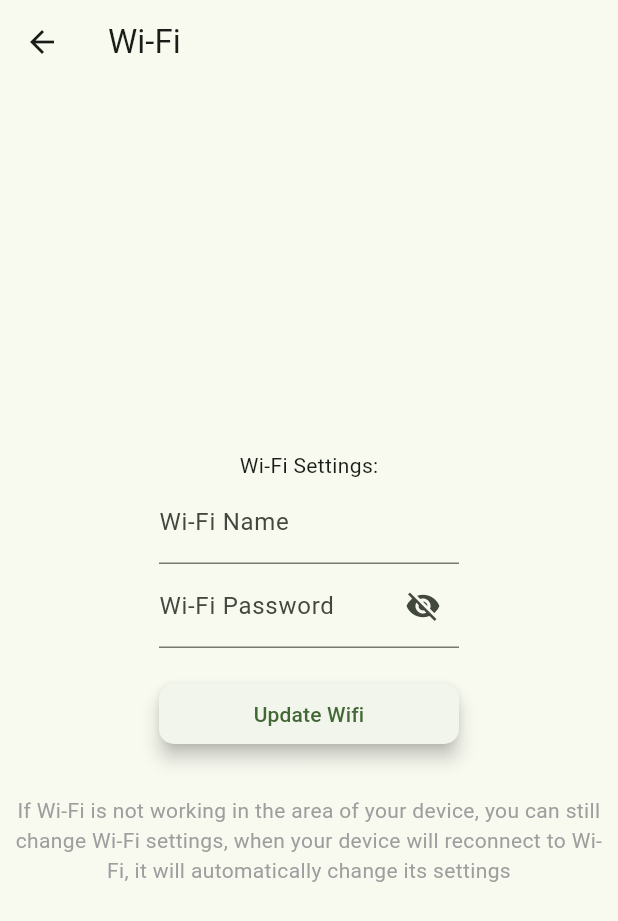
After one commit to gilrom/smart-garden, a Flutter app: the WifiScreen screen opened directly, on a phone screen of 412 x 824 dp. The commit adds this screen. Shown: the top 921 px of the screen. Run offline on Flutter 3.47's test engine with Material 3 defaults, Android fonts, the phone set to English and light mode, and no system bars; our stand-ins replace firebase_core, firebase_database, syncfusion_flutter_charts; accounts and stored records are empty.

Commit message:
apps integration, better design and fixed some bug

```diff
--- a/smart_garden_app/lib/my_home_screen.dart
+++ b/smart_garden_app/lib/my_home_screen.dart
@@ -3,7 +3,9 @@ import 'package:firebase_database/firebase_database.dart';
 import 'main.dart';
 import 'reading.dart';
 import 'package:intl/intl.dart';
+import 'settings_screen.dart';
 
+ReadingData? lastReading;
 
 class MyHomeScreen extends StatefulWidget {
   const MyHomeScreen({super.key});
@@ -12,7 +14,6 @@ class MyHomeScreen extends StatefulWidget {
 }
 
 class _MyHomeScreenState extends State<MyHomeScreen> {
-  ReadingData? lastReading;
 
 
   @override
@@ -23,7 +24,7 @@ class _MyHomeScreenState extends State<MyHomeScreen> {
     }
     DateTime now = DateTime.now();
     var statusCard;
-    if(now.difference(lastReading!.timestamp!).inSeconds <  60){
+    if(now.difference(lastReading!.timestamp!).inSeconds <  sendInfoToDatabaseValue + 20){
       statusCard = Card(
           child: ListTile(
             leading: Icon(Icons.power_settings_new),
@@ -89,6 +90,7 @@ class _MyHomeScreenState extends State<MyHomeScreen> {
   void _listenToFirebase() {
     databaseReference.child(readingsPath).onChildAdded.listen((DatabaseEvent event){
       setState(() {
+        print("got new reading!");
         lastReading = ReadingData.fromJson(event.snapshot);
         });
       });
--- /dev/null
+++ b/smart_garden_app/lib/wifi_screen.dart
@@ -0,0 +1,163 @@
+import 'package:flutter/material.dart';
+import 'package:firebase_database/firebase_database.dart';
+import 'main.dart';
+
+double displayTimeoutValue = 50;
+double sendInfoToDatabaseValue = 60;
+String wifiName = '';
+String wifiPassword = '';
+bool showPassword = false;
+
+class WifiScreen extends StatefulWidget {
+  const WifiScreen({Key? key}) : super(key: key);
+
+  @override
+  _WifiScreenState createState() => _WifiScreenState();
+}
+
+class _WifiScreenState extends State<WifiScreen> {
+  @override
+  void initState() {
+    super.initState();
+  }
+
+   @override
+Widget build(BuildContext context) {
+  return Scaffold(
+    appBar: AppBar(
+      title: const Text('Wi-Fi'),
+    ),
+    body: Center(
+      child: Column(
+        mainAxisAlignment: MainAxisAlignment.center,
+        children: [
+          const SizedBox(height: 20),
+          const Text('Wi-Fi Settings:'),
+          SizedBox(
+            width: 200,
+            child: TextField(
+              decoration: const InputDecoration(labelText: 'Wi-Fi Name'),
+              onChanged: (value) {
+                setState(() {
+                  wifiName = value;
+                });
+              },
+            ),
+          ),
+          SizedBox(
+            width: 200,
+            child: TextField(
+              decoration: InputDecoration(
+                labelText: 'Wi-Fi Password',
+                suffixIcon: IconButton(
+                  icon: Icon(showPassword ? Icons.visibility : Icons.visibility_off),
+                  onPressed: () {
+                    setState(() {
+                      showPassword = !showPassword;
+                    });
+                  },
+                ),
+              ),
+              obscureText: !showPassword,
+              onChanged: (value) {
+                setState(() {
+                  wifiPassword = value;
+                });
+              },
+            ),
+          ),
+          const SizedBox(height: 20),
+          SizedBox(
+            width: 200,
+            child: CustomButton(
+              onPressed: _updateFirebaseData,
+              label: 'Update Wifi',
+            ),
+          ),
+          const SizedBox(height: 20),
+          const Padding(
+            padding: EdgeInsets.all(10.0),
+            child: Text(
+              "If Wi-Fi is not working in the area of your device, you can still change Wi-Fi settings, when your device will reconnect to Wi-Fi, it will automatically change its settings",
+              textAlign: TextAlign.center,
+              style: TextStyle(fontSize: 14.0, color: Colors.grey),
+            ),
+          ),
+        ],
+      ),
+    ),
+  );
+}
+
+  void _updateFirebaseData() async {
+    DatabaseReference ref = FirebaseDatabase.instance.ref(settingsPath);
+
+    Map<String, dynamic> updateData = {
+      'new wifi settings': 1,
+    };
+    if (wifiName.isNotEmpty && wifiPassword.isNotEmpty) {
+      updateData['wifi name'] = wifiName;
+      updateData['wifi password'] = wifiPassword;
+      await ref.update(updateData);
+    } else {
+      if (wifiPassword.isNotEmpty) {
+        _showErrorDialog("Rewrite Wi-Fi name, and try again.");
+        return;
+      } else {
+        if (wifiName.isNotEmpty) {
+          _showErrorDialog("Rewrite Wi-Fi name, and try again.");
+          return;
+        }
+      }
+    }
+  }
+
+  void _showErrorDialog(String message) {
+    showDialog(
+      context: context,
+      builder: (BuildContext context) {
+        return AlertDialog(
+          title: const Text("Error"),
+          content: Text(message),
+          actions: [
+            TextButton(
+              onPressed: () {
+                Navigator.of(context).pop();
+              },
+              child: const Text("OK"),
+            ),
+          ],
+        );
+      },
+    );
+  }
+}
+
+class CustomButton extends StatelessWidget {
+  final VoidCallback onPressed;
+  final String label;
+
+  const CustomButton({required this.onPressed, required this.label});
+
+  @override
+  Widget build(BuildContext context) {
+    return ElevatedButton(
+      onPressed: onPressed,
+      style: ElevatedButton.styleFrom(
+        shape: RoundedRectangleBorder(
+          borderRadius: BorderRadius.circular(10.0),
+        ),
+        elevation: 5,
+      ),
+      child: Container(
+        width: double.infinity,
+        padding: const EdgeInsets.all(10.0),
+        child: Text(
+          label,
+          textAlign: TextAlign.center,
+          style: const TextStyle(fontSize: 14.0),
+        ),
+      ),
+    );
+  }
+}
```
Also changed, not shown: smart_garden_app/lib/ground_settings_screen.dart (+35 -56 lines), smart_garden_app/lib/main.dart (+43 -3 lines), smart_garden_app/lib/recommendation_screen.dart (added, +125 -0 lines), smart_garden_app/lib/settings_screen.dart (+16 -89 lines), smart_garden_app/lib/stats_screen.dart (+32 -25 lines).
